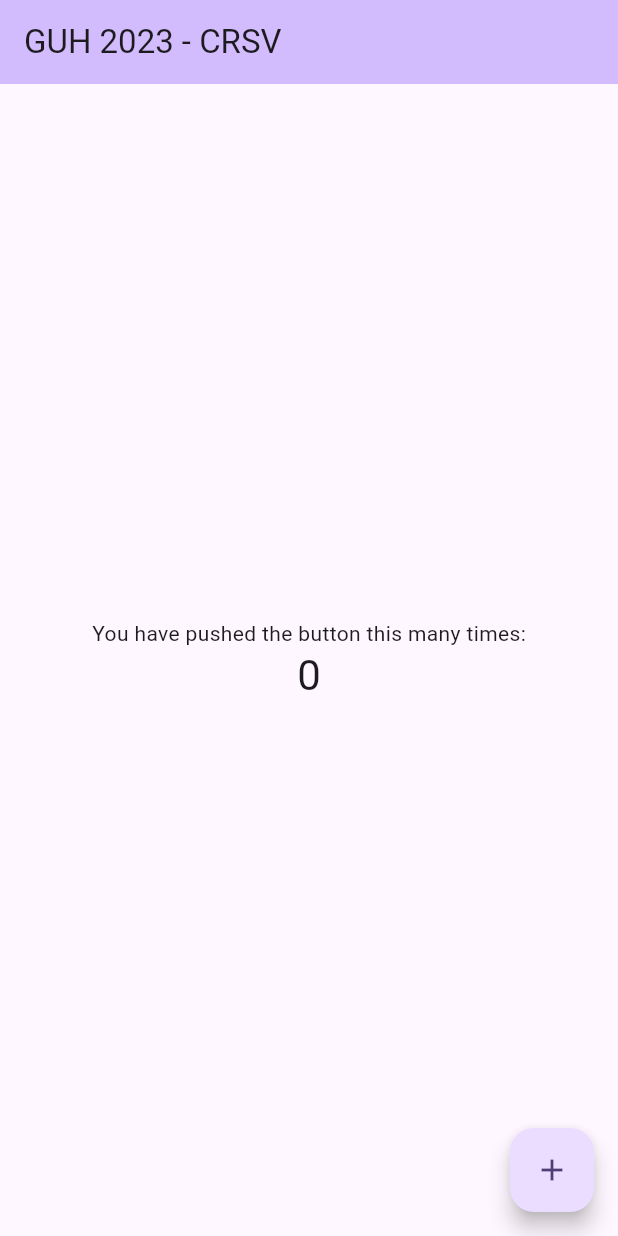
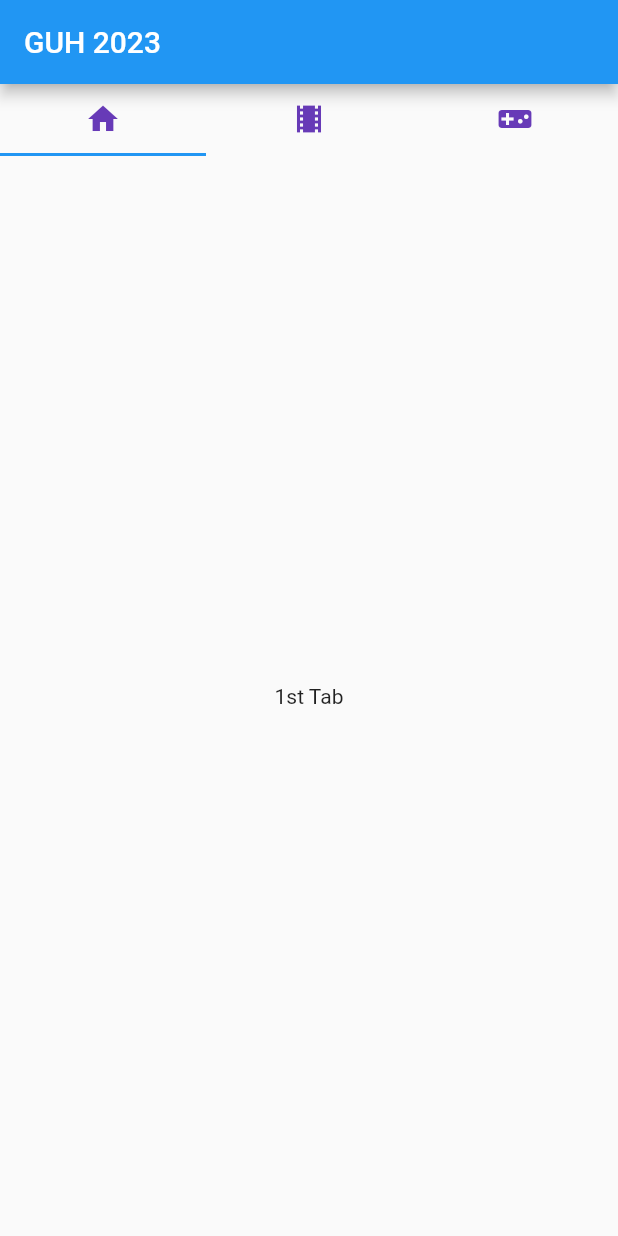
Before and after one commit to rishi-ravikumar/GUH-2023, a Flutter app: the screen it shows after launch, on a phone screen of 412 x 824 dp. Run offline on Flutter 3.47's test engine with Material 2 defaults, Android fonts, the light colour scheme and no system bars.

Commit message:
Create tabs

```diff
--- /dev/null
+++ b/guh2023/lib/homepage.dart
@@ -0,0 +1,41 @@
+import 'package:flutter/material.dart';
+
+class HomePage extends StatelessWidget {
+  @override
+  Widget build(BuildContext context) {
+    return DefaultTabController(
+      length: 3,
+      child: Scaffold(
+          appBar: AppBar(
+            title: const Text("GUH 2023"),
+          ),
+          body: Column(
+            children: [
+              TabBar(tabs: [
+                Tab(icon: Icon(Icons.home, color: Colors.deepPurple)),
+                Tab(icon: Icon(Icons.local_movies, color: Colors.deepPurple)),
+                Tab(icon: Icon(Icons.videogame_asset, color: Colors.deepPurple))
+              ]),
+              Expanded(
+                  child: TabBarView(children: [
+                Container(
+                  child: Center(
+                    child: Text('1st Tab'),
+                  ),
+                ),
+                Container(
+                  child: Center(
+                    child: Text('2nd Tab'),
+                  ),
+                ),
+                Container(
+                  child: Center(
+                    child: Text('3rd Tab'),
+                  ),
+                ),
+              ]))
+            ],
+          )),
+    );
+  }
+}
--- a/guh2023/lib/main.dart
+++ b/guh2023/lib/main.dart
@@ -1,125 +1,16 @@
 import 'package:flutter/material.dart';
+import 'homepage.dart';
 
 void main() {
-  runApp(const MyApp());
+  runApp(MyApp());
 }
 
 class MyApp extends StatelessWidget {
-  const MyApp({super.key});
-
-  // This widget is the root of your application.
   @override
   Widget build(BuildContext context) {
     return MaterialApp(
-      title: 'Flutter Demo',
-      theme: ThemeData(
-        // This is the theme of your application.
-        //
-        // TRY THIS: Try running your application with "flutter run". You'll see
-        // the application has a blue toolbar. Then, without quitting the app,
-        // try changing the seedColor in the colorScheme below to Colors.green
-        // and then invoke "hot reload" (save your changes or press the "hot
-        // reload" button in a Flutter-supported IDE, or press "r" if you used
-        // the command line to start the app).
-        //
-        // Notice that the counter didn't reset back to zero; the application
-        // state is not lost during the reload. To reset the state, use hot
-        // restart instead.
-        //
-        // This works for code too, not just values: Most code changes can be
-        // tested with just a hot reload.
-        colorScheme: ColorScheme.fromSeed(seedColor: Colors.deepPurple),
-        useMaterial3: true,
-      ),
-      home: const MyHomePage(title: 'GUH 2023 - CRSV'),
+      debugShowCheckedModeBanner: false,
+      home: HomePage(),
     );
   }
 }
-
-class MyHomePage extends StatefulWidget {
-  const MyHomePage({super.key, required this.title});
-
-  // This widget is the home page of your application. It is stateful, meaning
-  // that it has a State object (defined below) that contains fields that affect
-  // how it looks.
-
-  // This class is the configuration for the state. It holds the values (in this
-  // case the title) provided by the parent (in this case the App widget) and
-  // used by the build method of the State. Fields in a Widget subclass are
-  // always marked "final".
-
-  final String title;
-
-  @override
-  State<MyHomePage> createState() => _MyHomePageState();
-}
-
-class _MyHomePageState extends State<MyHomePage> {
-  int _counter = 0;
-
-  void _incrementCounter() {
-    setState(() {
-      // This call to setState tells the Flutter framework that something has
-      // changed in this State, which causes it to rerun the build method below
-      // so that the display can reflect the updated values. If we changed
-      // _counter without calling setState(), then the build method would not be
-      // called again, and so nothing would appear to happen.
-      _counter++;
-    });
-  }
-
-  @override
-  Widget build(BuildContext context) {
-    // This method is rerun every time setState is called, for instance as done
-    // by the _incrementCounter method above.
-    //
-    // The Flutter framework has been optimized to make rerunning build methods
-    // fast, so that you can just rebuild anything that needs updating rather
-    // than having to individually change instances of widgets.
-    return Scaffold(
-      appBar: AppBar(
-        // TRY THIS: Try changing the color here to a specific color (to
-        // Colors.amber, perhaps?) and trigger a hot reload to see the AppBar
-        // change color while the other colors stay the same.
-        backgroundColor: Theme.of(context).colorScheme.inversePrimary,
-        // Here we take the value from the MyHomePage object that was created by
-        // the App.build method, and use it to set our appbar title.
-        title: Text(widget.title),
-      ),
-      body: Center(
-        // Center is a layout widget. It takes a single child and positions it
-        // in the middle of the parent.
-        child: Column(
-          // Column is also a layout widget. It takes a list of children and
-          // arranges them vertically. By default, it sizes itself to fit its
-          // children horizontally, and tries to be as tall as its parent.
-          //
-          // Column has various properties to control how it sizes itself and
-          // how it positions its children. Here we use mainAxisAlignment to
-          // center the children vertically; the main axis here is the vertical
-          // axis because Columns are vertical (the cross axis would be
-          // horizontal).
-          //
-          // TRY THIS: Invoke "debug painting" (choose the "Toggle Debug Paint"
-          // action in the IDE, or press "p" in the console), to see the
-          // wireframe for each widget.
-          mainAxisAlignment: MainAxisAlignment.center,
-          children: <Widget>[
-            const Text(
-              'You have pushed the button this many times:',
-            ),
-            Text(
-              '$_counter',
-              style: Theme.of(context).textTheme.headlineMedium,
-            ),
-          ],
-        ),
-      ),
-      floatingActionButton: FloatingActionButton(
-        onPressed: _incrementCounter,
-        tooltip: 'Increment',
-        child: const Icon(Icons.add),
-      ), // This trailing comma makes auto-formatting nicer for build methods.
-    );
-  }
-}
```
Also changed, not shown: 1 other file.
